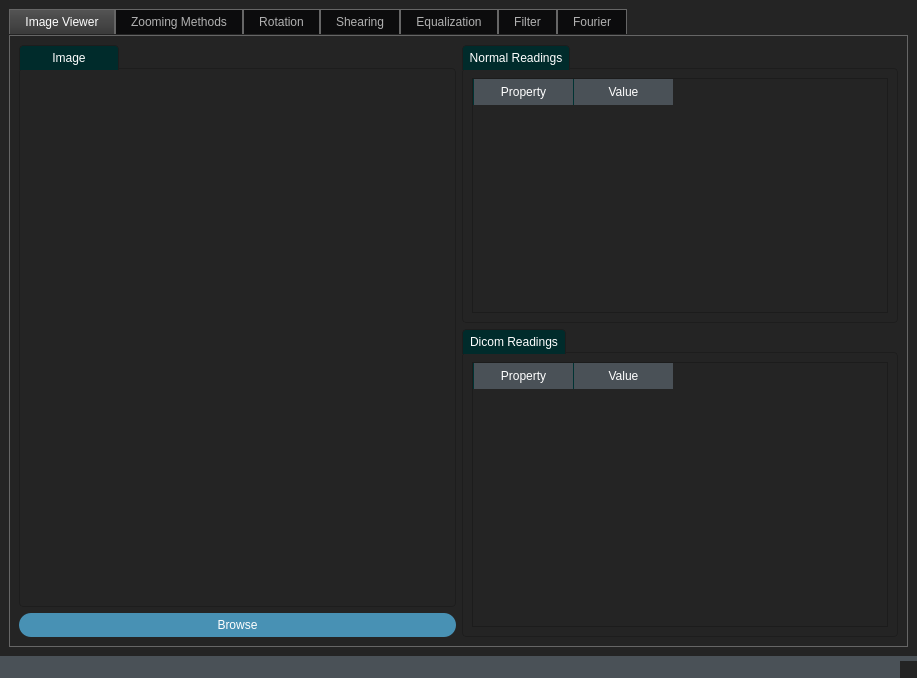
Before: the Qt Designer form Task2222.ui in DanielRafik/Image-Viewer, drawn with Qt 5.
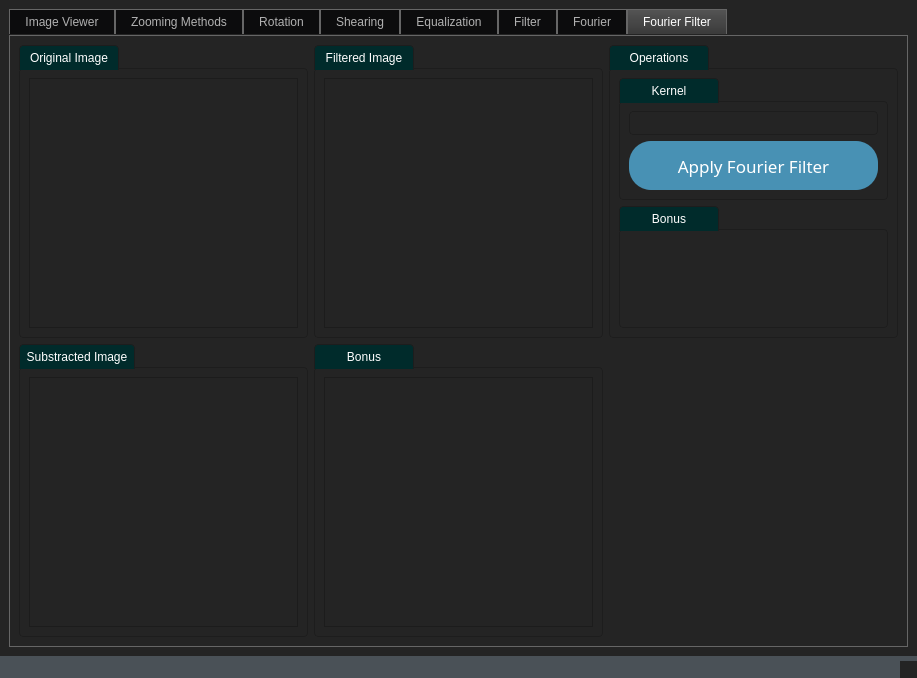
After: the same form once the commit is applied. Icons and pictures are not drawn. Custom widgets are drawn as their Qt base class.

Patch:
```diff
--- a/Task2222.ui
+++ b/Task2222.ui
@@ -1090,7 +1090,7 @@
     <item row="0" column="0">
      <widget class="QTabWidget" name="tabWidget">
       <property name="currentIndex">
-       <number>0</number>
+       <number>7</number>
       </property>
       <property name="elideMode">
        <enum>Qt::ElideMiddle</enum>
@@ -1776,6 +1776,111 @@
         </item>
        </layout>
       </widget>
+      <widget class="QWidget" name="tab_8">
+       <attribute name="title">
+        <string>Fourier Filter</string>
+       </attribute>
+       <layout class="QGridLayout" name="gridLayout_35">
+        <item row="0" column="0">
+         <widget class="QGroupBox" name="groupBox_21">
+          <property name="title">
+           <string>Original Image</string>
+          </property>
+          <layout class="QGridLayout" name="gridLayout_29">
+           <item row="0" column="0">
+            <widget class="QGraphicsView" name="Original_Image_Fourier_Filter_tab_graphicsView"/>
+           </item>
+          </layout>
+         </widget>
+        </item>
+        <item row="0" column="1">
+         <widget class="QGroupBox" name="groupBox_22">
+          <property name="title">
+           <string>Filtered Image</string>
+          </property>
+          <layout class="QGridLayout" name="gridLayout_30">
+           <item row="0" column="0">
+            <widget class="QGraphicsView" name="Filtered_Fourier_graphicsView"/>
+           </item>
+          </layout>
+         </widget>
+        </item>
+        <item row="0" column="2">
+         <widget class="QGroupBox" name="groupBox_25">
+          <property name="title">
+           <string>Operations</string>
+          </property>
+          <layout class="QGridLayout" name="gridLayout_34">
+           <item row="0" column="0">
+            <widget class="QGroupBox" name="groupBox_26">
+             <property name="title">
+              <string>Kernel</string>
+             </property>
+             <layout class="QGridLayout" name="gridLayout_33">
+              <item row="0" column="0">
+               <widget class="QLineEdit" name="Fourier_Kernel_Size_lineEdit"/>
+              </item>
+              <item row="1" column="0">
+               <widget class="QPushButton" name="Apply_Fourier_Filter_Button">
+                <property name="sizePolicy">
+                 <sizepolicy hsizetype="Minimum" vsizetype="Preferred">
+                  <horstretch>0</horstretch>
+                  <verstretch>0</verstretch>
+                 </sizepolicy>
+                </property>
+                <property name="font">
+                 <font>
+                  <family>Bahnschrift SemiCondensed</family>
+                  <pointsize>13</pointsize>
+                 </font>
+                </property>
+                <property name="styleSheet">
+                 <string notr="true">	border-radius: 22px;</string>
+                </property>
+                <property name="text">
+                 <string>Apply Fourier Filter</string>
+                </property>
+               </widget>
+              </item>
+             </layout>
+            </widget>
+           </item>
+           <item row="1" column="0">
+            <widget class="QGroupBox" name="groupBox_27">
+             <property name="title">
+              <string>Bonus</string>
+             </property>
+            </widget>
+           </item>
+          </layout>
+         </widget>
+        </item>
+        <item row="1" column="0">
+         <widget class="QGroupBox" name="groupBox_23">
+          <property name="title">
+           <string>Substracted Image</string>
+          </property>
+          <layout class="QGridLayout" name="gridLayout_31">
+           <item row="0" column="0">
+            <widget class="QGraphicsView" name="Substracted_Image_Filter_graphicsView"/>
+           </item>
+          </layout>
+         </widget>
+        </item>
+        <item row="1" column="1">
+         <widget class="QGroupBox" name="groupBox_24">
+          <property name="title">
+           <string>Bonus</string>
+          </property>
+          <layout class="QGridLayout" name="gridLayout_32">
+           <item row="0" column="0">
+            <widget class="QGraphicsView" name="graphicsView"/>
+           </item>
+          </layout>
+         </widget>
+        </item>
+       </layout>
+      </widget>
      </widget>
     </item>
    </layout>
```
